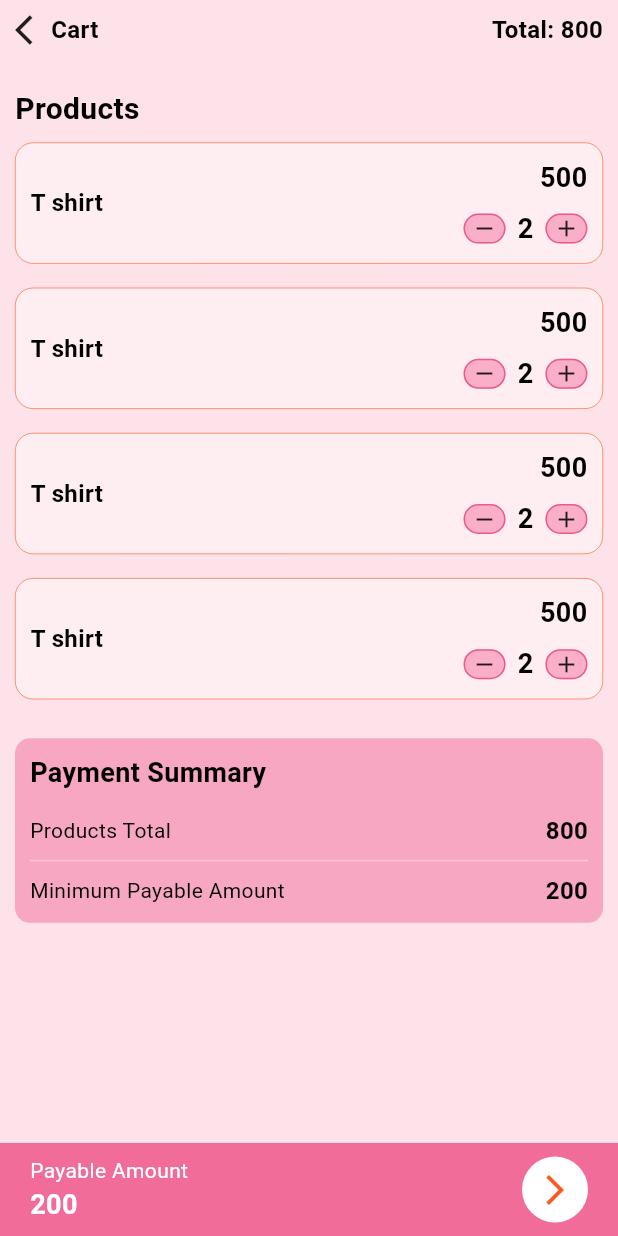
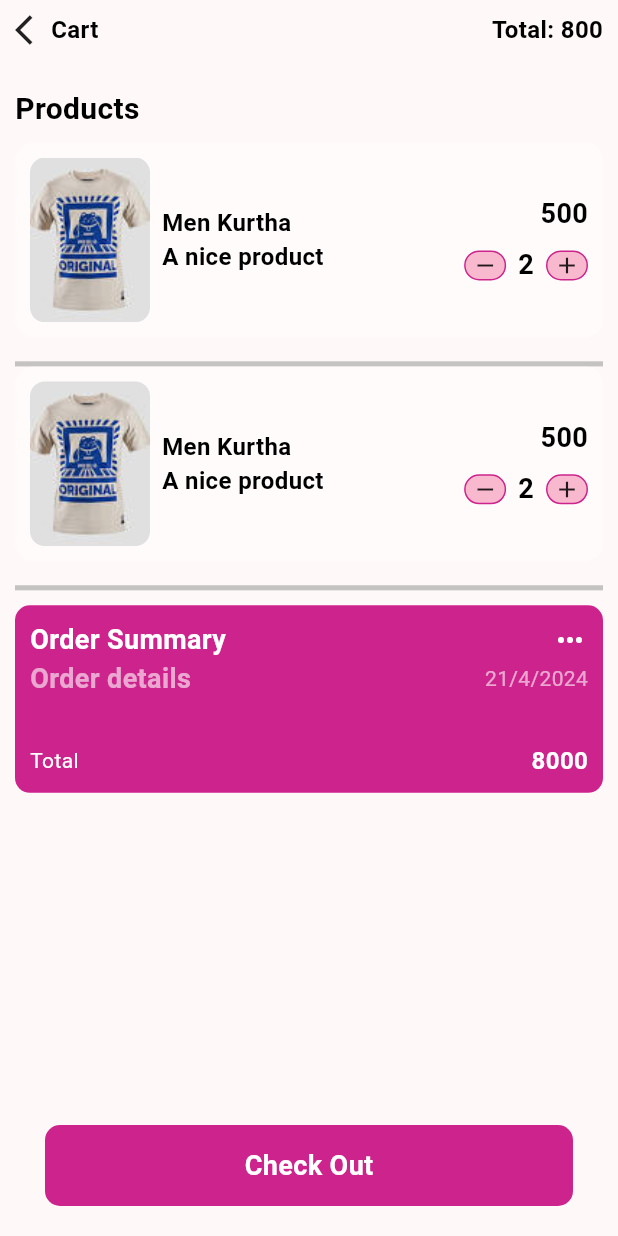
Before and after one commit to tailorapp123/tailor_app, a Flutter app: the CartPage screen opened directly, on a phone screen of 412 x 824 dp. Run offline on Flutter 3.47's test engine with Material 2 defaults, Android fonts, the phone set to English and light mode, and no system bars; our stand-ins replace bloc, dio, equatable, flutter_bloc, pinput, shimmer; missing offline and left inert: otp_autofill; statements that could not run were skipped.

Commit message:
added cart page

```diff
--- a/lib/modules/home/screens/cart_page.dart
+++ b/lib/modules/home/screens/cart_page.dart
@@ -19,6 +19,7 @@ class CartPage extends StatefulWidget {
 class _CartPageState extends State<CartPage> {
   final HomeBloc _bloc = HomeBloc(initialState: Loading());
   _CartPageState();
+  bool isVisible  = false;
 
 
 
@@ -179,25 +180,38 @@ class _CartPageState extends State<CartPage> {
           MediaQuery.removePadding(
             context: context,removeTop: true,
             child: ListView.builder(
-                itemCount: 4,
+                itemCount: 2,
                 shrinkWrap: true,
                 physics: NeverScrollableScrollPhysics(),
                 itemBuilder: (context,index){
-                  return Container(
+                  return Column(
+                    children: [
+                      Container(
                           margin: const EdgeInsets.only(bottom: 16),
                           padding:const EdgeInsets.symmetric(horizontal: 10,vertical: 10),
                           decoration: BoxDecoration(
                               borderRadius: BorderRadius.circular(12),
                               color: Colors.white.withOpacity(0.4),
-                          border: Border.all(color: Colors.deepOrange,width: 0.4)
+                              // border: Border.all(color: Colors.deepOrange,width: 0.4)
                           ),
                           child:Row(
                             mainAxisAlignment: MainAxisAlignment.spaceBetween,
                             crossAxisAlignment: CrossAxisAlignment.center,
                             children: [
+                              Row(
+                                children: [
+                                  ClipRRect(
+                                      borderRadius: BorderRadius.circular(10),
+                                      child: Image.asset('assets/sihrt_image.jpg',width: 80,)
+                                  ),
+                                  HorizontalSpace(),
                                   Column(
+                                    crossAxisAlignment: CrossAxisAlignment.start,
                                     children: [
-                              textCustom('T shirt', 16,fontWeight: FontWeight.bold),
+                                      textCustom('Men Kurtha', 16,fontWeight: FontWeight.bold),
+                                      textCustom('A nice product', 16,fontWeight: FontWeight.bold),
+                                    ],
+                                  ),
                                 ],
                               ),
                               Column(
@@ -235,7 +249,10 @@ class _CartPageState extends State<CartPage> {
                           )
                       ).onTap(() async {
 
-                  });
+                      }),
+                      Container(color: Colors.grey.withOpacity(0.6),width: deviceWidth(context),height: 3.4,)
+                    ],
+                  );
                 }),
           )
         ],
@@ -248,33 +265,73 @@ class _CartPageState extends State<CartPage> {
       padding: EdgeInsets.symmetric(horizontal: 10,vertical: 10),
       margin: EdgeInsets.symmetric(horizontal: 10,),
       decoration: BoxDecoration(
-        color: MyColors().buttonDisabledColor,
+        color: MyColors().buttonColor,
         borderRadius: BorderRadius.circular(10)
       ),
       child: Column(
         crossAxisAlignment: CrossAxisAlignment.start,
         children: [
-          textCustom('Payment Summary', 18,fontWeight: FontWeight.bold),
-          VerticalSpace(height: 14,),
           Row(
             mainAxisAlignment: MainAxisAlignment.spaceBetween,
             children: [
-              textCustom('Products Total', 14),
-              textCustom('800', 16,fontWeight: FontWeight.bold)
+              textCustom('Order Summary', 18,fontWeight: FontWeight.bold,color: Colors.white),
+              Icon(Icons.more_horiz,color: Colors.white,).onTap(() {
+                isVisible = !isVisible;
+                setState(() {
+
+                });
+              })
             ],
           ),
+          Row(
+            mainAxisAlignment: MainAxisAlignment.spaceBetween,
+            children: [
+              textCustom('Order details', 18,fontWeight: FontWeight.bold,color: Colors.white60),
+              textCustom('${DateTime.now().day}/' '${DateTime.now().month}/' '${DateTime.now().year}', 14,color: Colors.white60)
+            ],
+          ),
+          VerticalSpace(height: 14,),
+          Visibility(
+            visible: isVisible,
+            child: Column(
+              children: [
+                Row(
+                  mainAxisAlignment: MainAxisAlignment.spaceBetween,
+                  children: [
+                    textCustom('Sub Total', 14,color: Colors.white),
+                    textCustom('800', 16,fontWeight: FontWeight.bold,color: Colors.white)
+                  ],
+                ),
+                Row(
+                  mainAxisAlignment: MainAxisAlignment.spaceBetween,
+                  children: [
+                    textCustom('Discount', 14,color: Colors.white),
+                    textCustom('80', 16,fontWeight: FontWeight.bold,color: Colors.white)
+                  ],
+                ),
+                Row(
+                  mainAxisAlignment: MainAxisAlignment.spaceBetween,
+                  children: [
+                    textCustom('Tax', 14,color: Colors.white),
+                    textCustom('800', 16,fontWeight: FontWeight.bold,color: Colors.white)
+                  ],
+                ),
+              ],
+            ),
+          ),
+
           VerticalSpace(),
-          Container(
-            height: 1,
-            width: deviceWidth(context),
-            color: Colors.white38,
-          ),
+          // Container(
+          //   height: 1,
+          //   width: deviceWidth(context),
+          //   color: Colors.white38,
+          // ),
           VerticalSpace(),
           Row(
             mainAxisAlignment: MainAxisAlignment.spaceBetween,
             children: [
-              textCustom('Minimum Payable Amount', 14),
-              textCustom('200', 16,fontWeight: FontWeight.bold)
+              textCustom('Total', 14,color: Colors.white),
+              textCustom('8000', 16,fontWeight: FontWeight.bold,color: Colors.white)
             ],
           ),
         ],
@@ -284,31 +341,15 @@ class _CartPageState extends State<CartPage> {
 
   Widget costBarWidget(){
     return  Container(
-      padding: const EdgeInsets.symmetric(horizontal: 20,vertical: 8),
+      decoration: BoxDecoration(
           color: MyColors().buttonColor,
-      width: deviceHeight(context),
-      child: Row(
-        mainAxisAlignment: MainAxisAlignment.spaceBetween,
-        children: [
-          Column(
-            crossAxisAlignment: CrossAxisAlignment.start,
-            children: [
-              textCustom('Payable Amount', 14,color: Colors.white),
-              textCustom('200', 18,fontWeight: FontWeight.bold,color: Colors.white)
-            ],
+          borderRadius: BorderRadius.circular(10)
       ),
-          Container(
-            padding: EdgeInsets.all(10),
-            decoration: BoxDecoration(
-                color: Colors.white,
-                borderRadius: BorderRadius.circular(50)
-            ),
-            child: Icon(Icons.arrow_forward_ios,color: Colors.deepOrange,),
-          ).onTap(() async {
-            _showSnackBar('Payment Screen Will come soon');
-          })
-        ],
-      ),
+      margin: EdgeInsets.symmetric(horizontal: 30,vertical: 20),
+      padding: const EdgeInsets.symmetric(horizontal: 20,vertical: 14),
+
+      width: deviceHeight(context)/1.6,
+      child: Center(child: textCustom('Check Out', 18,color: Colors.white,fontWeight: FontWeight.bold)),
     );
   }
 
--- a/lib/utils/core/style.dart
+++ b/lib/utils/core/style.dart
@@ -32,14 +32,14 @@ class MyColors {
    Color grey200 = HexColor("#D9D9D9");
 
    Color primaryColor = HexColor('#FFAB00',);
-   Color buttonColor = Colors.pink.withOpacity(0.6);
+   Color buttonColor = HexColor('#cc248c');
    Color buttonDisabledColor = Colors.pink.withOpacity(0.3);
    Color primaryColorWithOpacity = Color(int.parse("0x001B42")).withOpacity(0.6);
    Color primaryColorWithLessOpacity = Color(int.parse("0x001B42"))
       .withOpacity(0.2);
    Color textPrimary = HexColor("#333333");
    Color textSecondary = HexColor("#ffffff");
-   Color backGroundColor = Colors.pink.withOpacity(0.1);
+   Color backGroundColor = Colors.pink.withOpacity(0.001);
    Color orangeColor = HexColor("#FF6B00");
    Color secondaryColor = HexColor("#04CE5E");
    Color white = Colors.white;
```
Also changed, not shown: lib/modules/auth/screens/gender_selection.dart (+4 -3 lines), lib/modules/auth/screens/login_screen.dart (+49 -44 lines), lib/modules/auth/screens/signup_screen.dart (+87 -36 lines), lib/modules/home/screens/login_type.dart (+4 -4 lines), assets/new_logo.jpeg (added). Lines whose indentation alone changed are shown as unchanged.
